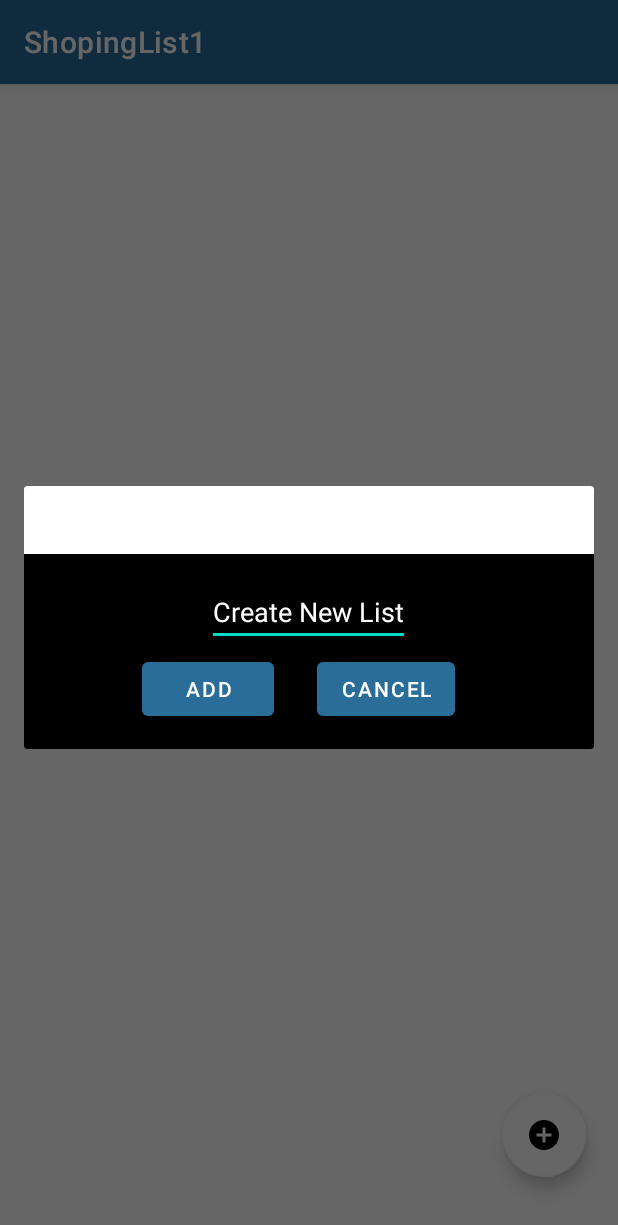
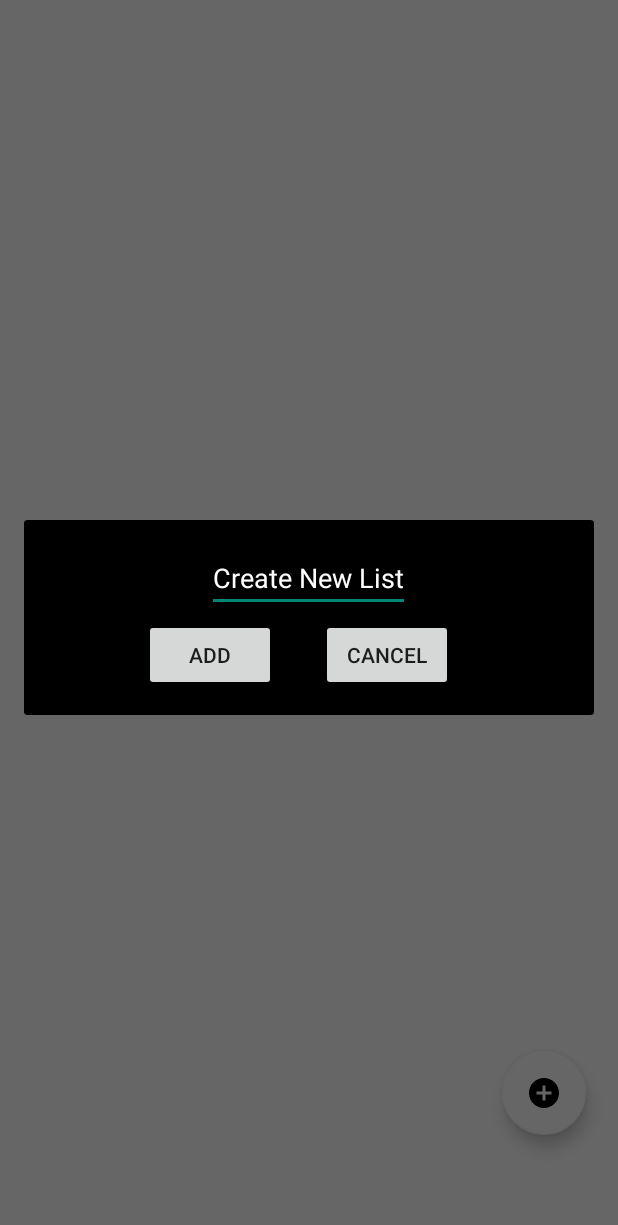
Before and after one commit to quetto1/AndroidExamProject, an Android app: the screen it shows after launch (MainActivity), after a tap on an icon or button, on a phone screen of 412 x 824 dp. Shown: the top 1225 px of the screen. Run offline under Robolectric (Android 15) with nearby library versions, the phone set to English and light mode, and no system bars; our stand-ins replace Room's generated code.

Commit message:
Design fixes, and bug fix

```diff
--- a/app/src/main/java/com/example/shopinglist1/main_fragment/MainFragment.kt
+++ b/app/src/main/java/com/example/shopinglist1/main_fragment/MainFragment.kt
@@ -27,7 +27,6 @@ class MainFragment : Fragment(), ShoppingAdapterMain.ShopppingItemClickInterface
     lateinit var shoppingAdapterMain: ShoppingAdapterMain
     lateinit var shoppingViewModelMain: ShoppingViewModelMain
 
-
     override fun onCreateView(
         inflater: LayoutInflater, container: ViewGroup?,
         savedInstanceState: Bundle?
@@ -46,8 +45,10 @@ class MainFragment : Fragment(), ShoppingAdapterMain.ShopppingItemClickInterface
         shoppingAdapterMain =  ShoppingAdapterMain(list, this)
         binding.IdRvItemMain.layoutManager = LinearLayoutManager(context)
         binding.IdRvItemMain.setHasFixedSize(true)
+        //Attaching the Adapter  to the view in main fragment
         binding.IdRvItemMain.adapter = shoppingAdapterMain
 
+        // Responsible for checking the changes if there are any render the view again
         shoppingViewModelMain.getAllShoppingItemsMain().observe(viewLifecycleOwner, Observer {
             shoppingAdapterMain.list = it
             shoppingAdapterMain.notifyDataSetChanged()
--- a/app/src/main/java/com/example/shopinglist1/room/ShoppingItemsConnection.kt
+++ b/app/src/main/java/com/example/shopinglist1/room/ShoppingItemsConnection.kt
@@ -5,7 +5,7 @@ import androidx.room.Relation
 import com.example.shopinglist1.ShoppingItems
 import com.example.shopinglist1.room.ShoppingItemsMain
 
-// File Responible for ....
+// Responsible for Initializing a relation between 2 tables
 data class ShoppingItemsConnection (
     @Embedded
     val shoppingItemsMain: ShoppingItemsMain,
--- a/app/src/main/java/com/example/shopinglist1/room/ShoppingRepo.kt
+++ b/app/src/main/java/com/example/shopinglist1/room/ShoppingRepo.kt
@@ -3,14 +3,14 @@ package com.example.shopinglist1
 import com.example.shopinglist1.room.ShoppingItemsMain
 
 
-//Shopping repo is responsible for initiating functions responsible for pushing,deleting and geting the records from the database
+//Shopping repo is responsible for initiating functions responsible
+// for pushing,deleting and getting the records from the database
 class ShoppingRepo(private val db:ShoppingDataBase) {
 
     suspend fun insert(items: ShoppingItems) = db.getShoppingDao().insert(items)
     suspend fun delete(items: ShoppingItems) = db.getShoppingDao().delete(items)
 
     fun getAllItems()= db.getShoppingDao().getAllShoppingItems()
-
 
     suspend fun insertMain(items: ShoppingItemsMain) = db.getShoppingDao().insertMain(items)
     suspend fun deleteMain(items: ShoppingItemsMain) = db.getShoppingDao().deleteMain(items)
--- a/app/src/main/java/com/example/shopinglist1/second_fragment/ShoppingAdapter.kt
+++ b/app/src/main/java/com/example/shopinglist1/second_fragment/ShoppingAdapter.kt
@@ -35,8 +35,7 @@ class ShoppingAdapter(var list:  List<ShoppingItems>, val shoppingItemClickInter
          return list
      }
 
-
-     //  Funkcja przypisuje do adaptera wartości które znajdują się na liście
+     // Responsible for bidning the elements to the data
      override fun onBindViewHolder(holder: ShoppingAdapter.ShoppingViewHolder, position: Int) {
          holder.nameTv.text = list.get(position).itemName
          holder.quantityTv.text = list.get(position).itemQuantity.toString()
@@ -45,12 +44,11 @@ class ShoppingAdapter(var list:  List<ShoppingItems>, val shoppingItemClickInter
          holder.amountTv.text = "$ " + itemTotal.toString()
          holder.deleteTv.setOnClickListener {
              // get(position) jest pobraniem pozycji danego elementu
-//             shopppingItemClickInterface.onItemClick(list.get(position))?
              vm.delete(list.get(position))
          }
      }
 
-     //funck
+
      override fun getItemCount(): Int {
          return list.size
      }
--- a/app/src/main/java/com/example/shopinglist1/second_fragment/ShoppingViewModel.kt
+++ b/app/src/main/java/com/example/shopinglist1/second_fragment/ShoppingViewModel.kt
@@ -3,9 +3,14 @@ package com.example.shopinglist1
 import androidx.lifecycle.ViewModel
 import kotlinx.coroutines.GlobalScope
 import kotlinx.coroutines.launch
+import android.os.Bundle
 
 
+
+
+// Class responsible for creating functions for the queries (Hook to the shopping repo)
 class ShoppingViewModel(private val repo: ShoppingRepo): ViewModel() {
+
     fun insert(items: ShoppingItems) = GlobalScope.launch {
         repo.insert(items)
     }
--- a/app/src/main/java/com/example/shopinglist1/second_fragment/ShoppingViewModelFactory.kt
+++ b/app/src/main/java/com/example/shopinglist1/second_fragment/ShoppingViewModelFactory.kt
@@ -4,7 +4,7 @@ import androidx.lifecycle.ViewModel
 import androidx.lifecycle.ViewModelProvider
 
 
-//Responisble for init viewModel
+//Responsible for init the view model
 class ShoppingViewModelFactory(private val repository: ShoppingRepo) :
     ViewModelProvider.NewInstanceFactory() {
 
--- a/app/src/main/res/layout/fragment_main.xml
+++ b/app/src/main/res/layout/fragment_main.xml
@@ -28,7 +28,7 @@
         android:layout_marginEnd="20dp"
         android:layout_marginBottom="20dp"
         android:src="@drawable/ic_add"
-        android:tint="@color/white"
+        android:tint="@color/black"
         app:backgroundTint="@color/white" />
 
 
--- a/app/src/main/res/layout/fragment_shopping_item.xml
+++ b/app/src/main/res/layout/fragment_shopping_item.xml
@@ -33,7 +33,7 @@
         android:layout_marginEnd="20dp"
         android:layout_marginBottom="20dp"
         android:src="@drawable/ic_add"
-        android:tint="@color/white"
+        android:tint="@color/black"
         app:backgroundTint="@color/white" />
 
 
--- a/app/src/main/res/values-night/themes.xml
+++ b/app/src/main/res/values-night/themes.xml
@@ -1,6 +1,6 @@
 <resources xmlns:tools="http://schemas.android.com/tools">
     <!-- Base application theme. -->
-    <style name="Theme.ShopingList1" parent="Theme.MaterialComponents.DayNight.DarkActionBar">
+    <style name="Theme.ShopingList1" parent="Theme.AppCompat.Light.NoActionBar">
         <!-- Primary brand color. -->
         <item name="colorPrimary">@color/purple_200</item>
         <item name="colorPrimaryVariant">@color/purple_700</item>
--- a/app/src/main/res/values/themes.xml
+++ b/app/src/main/res/values/themes.xml
@@ -1,6 +1,6 @@
 <resources xmlns:tools="http://schemas.android.com/tools">
     <!-- Base application theme. -->
-    <style name="Theme.ShopingList1" parent="Theme.MaterialComponents.DayNight.DarkActionBar">
+    <style name="Theme.ShopingList1" parent="Theme.AppCompat.Light.NoActionBar">
         <!-- Primary brand color. -->
         <item name="colorPrimary">@color/purple_500</item>
         <item name="colorPrimaryVariant">@color/purple_700</item>
```
Also changed, not shown: app/src/main/java/com/example/shopinglist1/main_fragment/AddRangeDialogMain.kt (+6 -3 lines), app/src/main/java/com/example/shopinglist1/main_fragment/ShoppingAdapterMain.kt (+5 -3 lines), app/src/main/java/com/example/shopinglist1/room/ShoppingDao.kt (+2 -5 lines), app/src/main/java/com/example/shopinglist1/second_fragment/AddRangeDialog.kt (+4 -5 lines), app/src/main/java/com/example/shopinglist1/second_fragment/ShoppingItemFragment.kt (+5 -13 lines).
